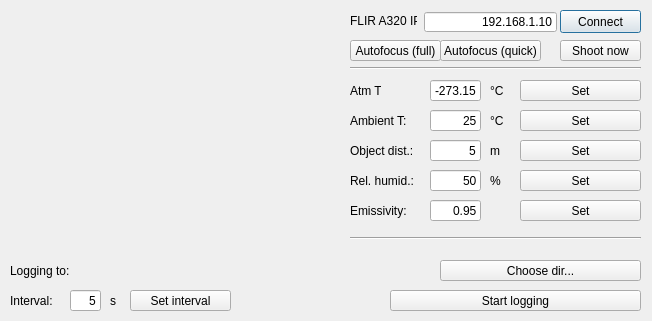
kebasaa/FLIR-A320-control, file Interface.ui: the form before one commit.
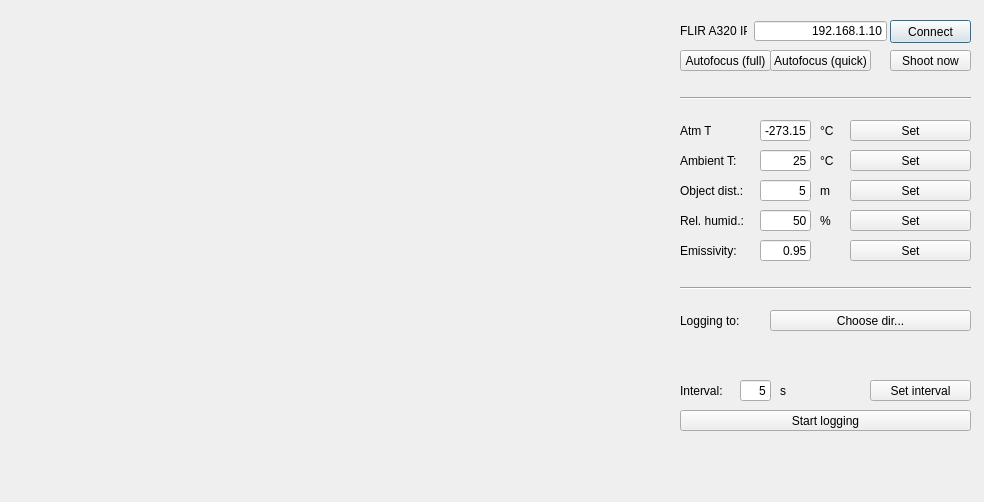
The form after the commit.

Diff of the .ui file:
```diff
--- a/Interface.ui
+++ b/Interface.ui
@@ -6,8 +6,8 @@
    <rect>
     <x>0</x>
     <y>0</y>
-    <width>652</width>
-    <height>321</height>
+    <width>984</width>
+    <height>502</height>
    </rect>
   </property>
   <property name="windowTitle">
@@ -19,8 +19,8 @@
   <widget class="QLineEdit" name="flirIP">
    <property name="geometry">
     <rect>
-     <x>424</x>
-     <y>12</y>
+     <x>754</x>
+     <y>21</y>
      <width>133</width>
      <height>20</height>
     </rect>
@@ -35,8 +35,8 @@
   <widget class="QLabel" name="label_2">
    <property name="geometry">
     <rect>
-     <x>350</x>
-     <y>10</y>
+     <x>680</x>
+     <y>20</y>
      <width>67</width>
      <height>21</height>
     </rect>
@@ -48,8 +48,8 @@
   <widget class="Line" name="line">
    <property name="geometry">
     <rect>
-     <x>350</x>
-     <y>230</y>
+     <x>680</x>
+     <y>280</y>
      <width>291</width>
      <height>16</height>
     </rect>
@@ -61,8 +61,8 @@
   <widget class="QPushButton" name="connect">
    <property name="geometry">
     <rect>
-     <x>560</x>
-     <y>10</y>
+     <x>890</x>
+     <y>20</y>
      <width>81</width>
      <height>23</height>
     </rect>
@@ -74,8 +74,8 @@
   <widget class="QLabel" name="label_22">
    <property name="geometry">
     <rect>
-     <x>490</x>
-     <y>80</y>
+     <x>820</x>
+     <y>120</y>
      <width>21</width>
      <height>21</height>
     </rect>
@@ -87,8 +87,8 @@
   <widget class="Line" name="line_5">
    <property name="geometry">
     <rect>
-     <x>350</x>
-     <y>60</y>
+     <x>680</x>
+     <y>90</y>
      <width>291</width>
      <height>16</height>
     </rect>
@@ -100,8 +100,8 @@
   <widget class="QLabel" name="label_20">
    <property name="geometry">
     <rect>
-     <x>350</x>
-     <y>80</y>
+     <x>680</x>
+     <y>120</y>
      <width>31</width>
      <height>21</height>
     </rect>
@@ -113,8 +113,8 @@
   <widget class="QLineEdit" name="atmT">
    <property name="geometry">
     <rect>
-     <x>430</x>
-     <y>80</y>
+     <x>760</x>
+     <y>120</y>
      <width>51</width>
      <height>21</height>
     </rect>
@@ -129,8 +129,8 @@
   <widget class="QPushButton" name="setAtmT">
    <property name="geometry">
     <rect>
-     <x>520</x>
-     <y>80</y>
+     <x>850</x>
+     <y>120</y>
      <width>121</width>
      <height>21</height>
     </rect>
@@ -142,8 +142,8 @@
   <widget class="QPushButton" name="shootNow">
    <property name="geometry">
     <rect>
-     <x>560</x>
-     <y>40</y>
+     <x>890</x>
+     <y>50</y>
      <width>81</width>
      <height>21</height>
     </rect>
@@ -155,8 +155,8 @@
   <widget class="QLabel" name="label_25">
    <property name="geometry">
     <rect>
-     <x>110</x>
-     <y>290</y>
+     <x>780</x>
+     <y>380</y>
      <width>16</width>
      <height>21</height>
     </rect>
@@ -168,8 +168,8 @@
   <widget class="QLabel" name="label_26">
    <property name="geometry">
     <rect>
-     <x>10</x>
-     <y>290</y>
+     <x>680</x>
+     <y>380</y>
      <width>51</width>
      <height>21</height>
     </rect>
@@ -181,8 +181,8 @@
   <widget class="QLineEdit" name="IntervalTime">
    <property name="geometry">
     <rect>
-     <x>70</x>
-     <y>290</y>
+     <x>740</x>
+     <y>380</y>
      <width>31</width>
      <height>21</height>
     </rect>
@@ -197,8 +197,8 @@
   <widget class="QPushButton" name="IntervalSet">
    <property name="geometry">
     <rect>
-     <x>130</x>
-     <y>290</y>
+     <x>870</x>
+     <y>380</y>
      <width>101</width>
      <height>21</height>
     </rect>
@@ -210,9 +210,9 @@
   <widget class="QPushButton" name="LogStart">
    <property name="geometry">
     <rect>
-     <x>390</x>
-     <y>290</y>
-     <width>251</width>
+     <x>680</x>
+     <y>410</y>
+     <width>291</width>
      <height>21</height>
     </rect>
    </property>
@@ -223,8 +223,8 @@
   <widget class="QLabel" name="label_27">
    <property name="geometry">
     <rect>
-     <x>10</x>
-     <y>260</y>
+     <x>680</x>
+     <y>310</y>
      <width>61</width>
      <height>21</height>
     </rect>
@@ -236,9 +236,9 @@
   <widget class="QLabel" name="logfolder">
    <property name="geometry">
     <rect>
-     <x>70</x>
-     <y>260</y>
-     <width>361</width>
+     <x>680</x>
+     <y>340</y>
+     <width>291</width>
      <height>21</height>
     </rect>
    </property>
@@ -252,8 +252,8 @@
   <widget class="QLabel" name="label_28">
    <property name="geometry">
     <rect>
-     <x>350</x>
-     <y>110</y>
+     <x>680</x>
+     <y>150</y>
      <width>61</width>
      <height>21</height>
     </rect>
@@ -265,8 +265,8 @@
   <widget class="QLineEdit" name="ambT">
    <property name="geometry">
     <rect>
-     <x>430</x>
-     <y>110</y>
+     <x>760</x>
+     <y>150</y>
      <width>51</width>
      <height>21</height>
     </rect>
@@ -281,8 +281,8 @@
   <widget class="QPushButton" name="setAmbT">
    <property name="geometry">
     <rect>
-     <x>520</x>
-     <y>110</y>
+     <x>850</x>
+     <y>150</y>
      <width>121</width>
      <height>21</height>
     </rect>
@@ -294,8 +294,8 @@
   <widget class="QLabel" name="label_29">
    <property name="geometry">
     <rect>
-     <x>490</x>
-     <y>110</y>
+     <x>820</x>
+     <y>150</y>
      <width>21</width>
      <height>21</height>
     </rect>
@@ -307,8 +307,8 @@
   <widget class="QLabel" name="label_30">
    <property name="geometry">
     <rect>
-     <x>350</x>
-     <y>140</y>
+     <x>680</x>
+     <y>180</y>
      <width>71</width>
      <height>21</height>
     </rect>
@@ -320,8 +320,8 @@
   <widget class="QLineEdit" name="dist">
    <property name="geometry">
     <rect>
-     <x>430</x>
-     <y>140</y>
+     <x>760</x>
+     <y>180</y>
      <width>51</width>
      <height>21</height>
     </rect>
@@ -336,8 +336,8 @@
   <widget class="QPushButton" name="setDist">
    <property name="geometry">
     <rect>
-     <x>520</x>
-     <y>140</y>
+     <x>850</x>
+     <y>180</y>
      <width>121</width>
      <height>21</height>
     </rect>
@@ -349,8 +349,8 @@
   <widget class="QLabel" name="label_31">
    <property name="geometry">
     <rect>
-     <x>490</x>
-     <y>140</y>
+     <x>820</x>
+     <y>180</y>
      <width>21</width>
      <height>21</height>
     </rect>
@@ -362,8 +362,8 @@
   <widget class="QLineEdit" name="rh">
    <property name="geometry">
     <rect>
-     <x>430</x>
-     <y>170</y>
+     <x>760</x>
+     <y>210</y>
      <width>51</width>
      <height>21</height>
     </rect>
@@ -378,8 +378,8 @@
   <widget class="QLabel" name="label_32">
    <property name="geometry">
     <rect>
-     <x>490</x>
-     <y>170</y>
+     <x>820</x>
+     <y>210</y>
      <width>21</width>
      <height>21</height>
     </rect>
@@ -391,8 +391,8 @@
   <widget class="QPushButton" name="setRH">
    <property name="geometry">
     <rect>
-     <x>520</x>
-     <y>170</y>
+     <x>850</x>
+     <y>210</y>
      <width>121</width>
      <height>21</height>
     </rect>
@@ -404,8 +404,8 @@
   <widget class="QLabel" name="label_33">
    <property name="geometry">
     <rect>
-     <x>350</x>
-     <y>170</y>
+     <x>680</x>
+     <y>210</y>
      <width>71</width>
      <height>21</height>
     </rect>
@@ -417,8 +417,8 @@
   <widget class="QPushButton" name="setEmissivity">
    <property name="geometry">
     <rect>
-     <x>520</x>
-     <y>200</y>
+     <x>850</x>
+     <y>240</y>
      <width>121</width>
      <height>21</height>
     </rect>
@@ -430,8 +430,8 @@
   <widget class="QLabel" name="label_34">
    <property name="geometry">
     <rect>
-     <x>350</x>
-     <y>200</y>
+     <x>680</x>
+     <y>240</y>
      <width>71</width>
      <height>21</height>
     </rect>
@@ -443,8 +443,8 @@
   <widget class="QLineEdit" name="emissivity">
    <property name="geometry">
     <rect>
-     <x>430</x>
-     <y>200</y>
+     <x>760</x>
+     <y>240</y>
      <width>51</width>
      <height>21</height>
     </rect>
@@ -459,8 +459,8 @@
   <widget class="QPushButton" name="autofocusFull">
    <property name="geometry">
     <rect>
-     <x>350</x>
-     <y>40</y>
+     <x>680</x>
+     <y>50</y>
      <width>91</width>
      <height>21</height>
     </rect>
@@ -472,8 +472,8 @@
   <widget class="QPushButton" name="autofocusQuick">
    <property name="geometry">
     <rect>
-     <x>440</x>
-     <y>40</y>
+     <x>770</x>
+     <y>50</y>
      <width>101</width>
      <height>21</height>
     </rect>
@@ -485,8 +485,8 @@
   <widget class="QPushButton" name="chooseFolderButton">
    <property name="geometry">
     <rect>
-     <x>440</x>
-     <y>260</y>
+     <x>770</x>
+     <y>310</y>
      <width>201</width>
      <height>21</height>
     </rect>
@@ -500,8 +500,8 @@
     <rect>
      <x>10</x>
      <y>10</y>
-     <width>320</width>
-     <height>240</height>
+     <width>640</width>
+     <height>480</height>
     </rect>
    </property>
    <property name="text">
```
Left out of the diff: 2 changed lines with no effect on the pictures.
